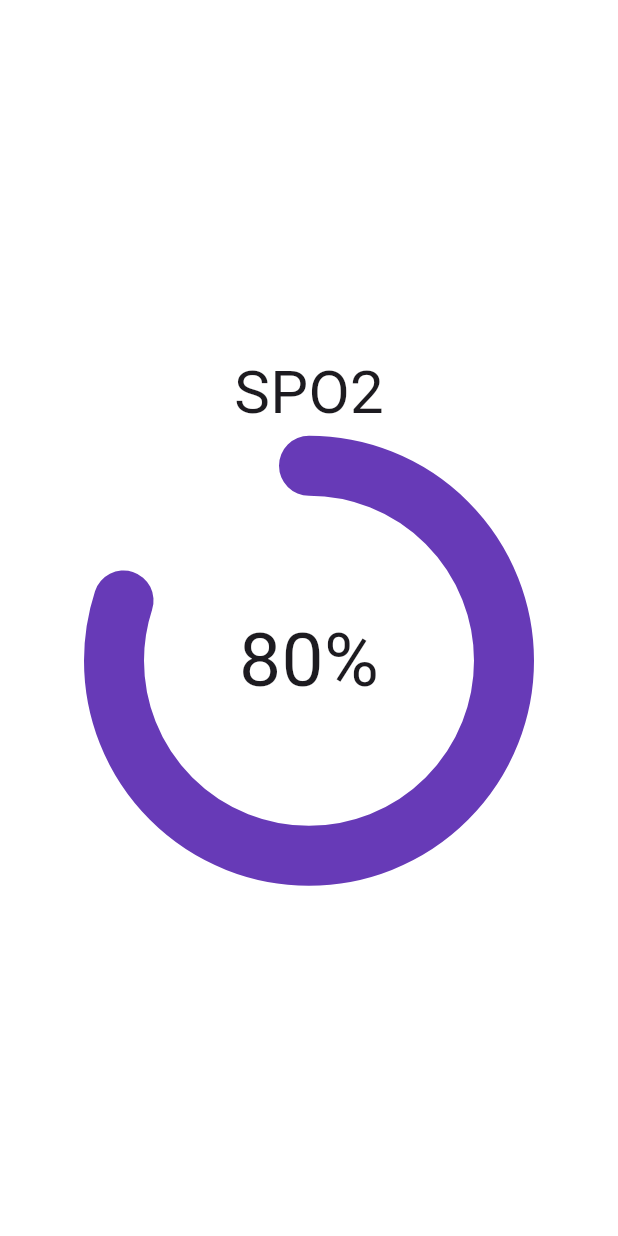
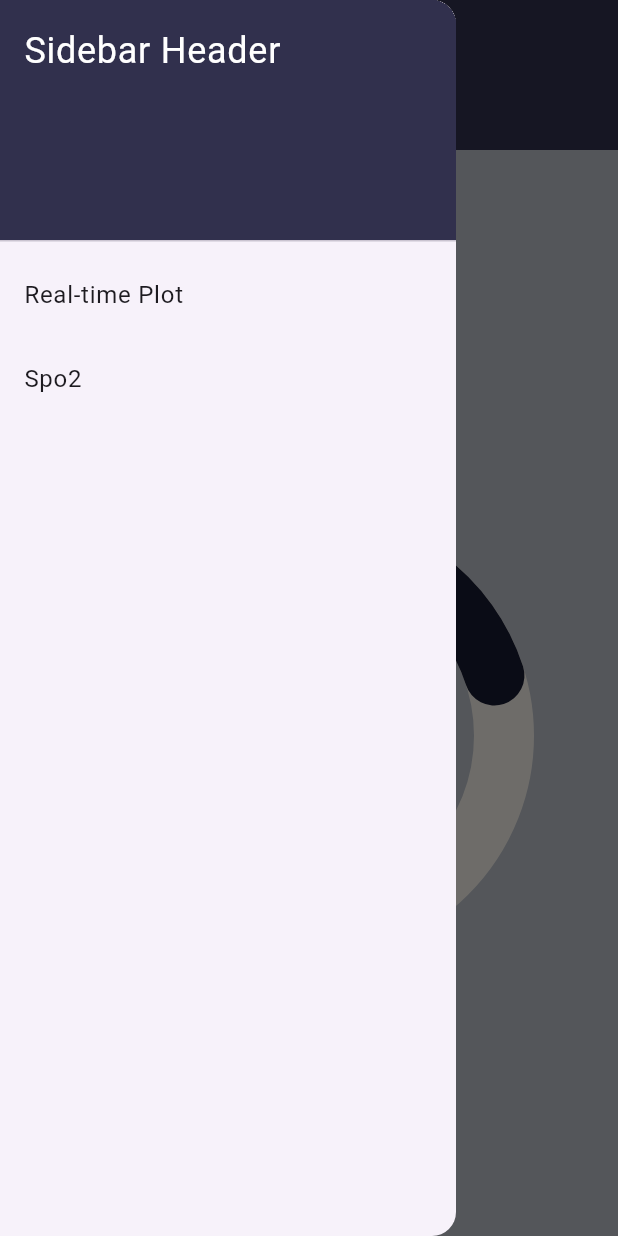
Before and after one commit to omaranwar21/Remote-Tracked-Patient-monitor, a Flutter app: the HomePage screen opened by its route, with the side drawer open (before the commit the screen has no drawer), on a phone screen of 412 x 824 dp. Run offline on Flutter 3.47's test engine with Material 3 defaults, Android fonts, the phone set to English and light mode, and no system bars; drawn by our look-alikes of percent_indicator; our stand-ins replace firebase_auth, firebase_core, fl_chart; accounts and stored records are empty.

Commit message:
App initial UI

```diff
--- /dev/null
+++ b/lib/customBar.dart
@@ -0,0 +1,35 @@
+import 'package:flutter/material.dart';
+
+// ignore: must_be_immutable
+class CustomAppBar extends StatelessWidget implements PreferredSizeWidget {
+  String title;
+
+  CustomAppBar({Key? key, required this.title}) : super(key: key);
+
+  @override
+  Size get preferredSize => const Size.fromHeight(100.0);
+
+  @override
+  Widget build(BuildContext context) {
+    return AppBar(
+      toolbarHeight: 100.0, // Set the desired height
+      backgroundColor: const Color(0xff31304D),
+      leading: Builder(
+        builder: (BuildContext context) {
+          return IconButton(
+            icon: const Icon(Icons.medical_services),
+            iconSize: 80,
+            onPressed: () {
+              Scaffold.of(context).openDrawer();
+            },
+            tooltip: MaterialLocalizations.of(context).openAppDrawerTooltip,
+          );
+        },
+      ),
+      title: Padding(
+        padding: EdgeInsets.only(left: 20),
+        child: Text(title),
+      ),
+    );
+  }
+}
--- /dev/null
+++ b/lib/customDrawer.dart
@@ -0,0 +1,48 @@
+import 'package:flutter/material.dart';
+
+class CustomDrawer extends StatelessWidget {
+  const CustomDrawer({
+    super.key,
+  });
+
+  @override
+  Widget build(BuildContext context) {
+    return Drawer(
+      // Add your sidebar content here
+      child: ListView(
+        padding: EdgeInsets.zero,
+        children: [
+          const DrawerHeader(
+            decoration: BoxDecoration(
+              color: Color(0xff31304D),
+            ),
+            child: Text(
+              'Sidebar Header',
+              style: TextStyle(
+                color: Colors.white,
+                fontSize: 24,
+              ),
+            ),
+          ),
+          ListTile(
+            title: const Text('Real-time Plot'),
+            onTap: () {
+              // Handle sidebar item 1 tap
+              Navigator.pop(context); // Close the sidebar
+              Navigator.pushNamed(context, 'plot');
+            },
+          ),
+          ListTile(
+            title: const Text('Spo2'),
+            onTap: () {
+              // Handle sidebar item 2 tap
+              Navigator.pop(context); // Close the sidebar
+              Navigator.pushNamed(context, 'home');
+            },
+          ),
+          // Add more sidebar items as needed
+        ],
+      ),
+    );
+  }
+}
--- a/lib/homepage.dart
+++ b/lib/homepage.dart
@@ -1,6 +1,8 @@
 import 'package:flutter/material.dart';
 import 'package:percent_indicator/circular_percent_indicator.dart';
 import 'package:percent_indicator/percent_indicator.dart';
+import 'customBar.dart';
+import 'customDrawer.dart';
 
 class HomePage extends StatefulWidget {
   const HomePage({Key? key}) : super(key: key);
@@ -10,9 +12,14 @@ class HomePage extends StatefulWidget {
 }
 
 class _HomePageState extends State<HomePage> {
+  int spo2 = 20;
+
+  @override
   Widget build(BuildContext context) {
     return Scaffold(
-      backgroundColor: const Color.fromARGB(255, 255, 255, 255),
+      backgroundColor: const Color(0xffB6BBC4),
+      appBar: CustomAppBar(title: "userName"),
+      drawer: const CustomDrawer(),
       body: Center(
         child: Padding(
           padding: const EdgeInsets.all(15.0),
@@ -20,16 +27,16 @@ class _HomePageState extends State<HomePage> {
             mainAxisAlignment: MainAxisAlignment.spaceEvenly,
             children: [
               CircularPercentIndicator(
-                header:Text('SPO2', style:TextStyle(fontSize: 40)) ,
+                header: const Text('SPO2', style: TextStyle(fontSize: 40)),
                 animation: true,
                 animationDuration: 1000,
                 radius: 300,
                 lineWidth: 40,
-                percent: 0.8,
-                progressColor: Colors.deepPurple,
-                backgroundColor: const Color.fromARGB(255, 255, 255, 255),
+                percent: spo2 / 100,
+                progressColor: const Color(0xff161A30),
+                backgroundColor: const Color(0xffF0ECE5),
                 circularStrokeCap: CircularStrokeCap.round,
-                center: Text('80%', style:TextStyle(fontSize: 50)),
+                center: Text('$spo2%', style: const TextStyle(fontSize: 50)),
               ),
             ],
           ),
--- a/lib/main.dart
+++ b/lib/main.dart
@@ -4,10 +4,12 @@ import 'login.dart';
 import 'register.dart';
 import 'reset_password.dart';
 import 'homepage.dart';
+import 'plot.dart';
+
 void main() async {
   WidgetsFlutterBinding.ensureInitialized();
   await Firebase.initializeApp(
-    options: FirebaseOptions(
+    options: const FirebaseOptions(
     apiKey: 'AIzaSyBedb_YI8cEEahX0ymhF5ojcmhIGMwAP5k', // Your apiKey
     appId: '1:771972734729:android:1ad79451bffcf413747dd8', // Your appId
     messagingSenderId: '771972734729', // Your messagingSenderId
@@ -23,6 +25,7 @@ void main() async {
           'register': (context) => const MyRegister(),
           'reset_password': (context) => const ResetPasswordPage(),
           'home': (context) => const HomePage(),
+          'plot': (context) => RealTimePlotting(),
         }),
   );
 }
--- a/pubspec.yaml
+++ b/pubspec.yaml
@@ -31,15 +31,16 @@ dependencies:
   flutter:
     sdk: flutter
 
-
+  fl_chart: ^0.40.0 # Check for the latest version on pub.dev
   # The following adds the Cupertino Icons font to your application.
   # Use with the CupertinoIcons class for iOS style icons.
   cupertino_icons: ^1.0.2
   loading_overlay: ^0.3.0
   firebase_auth: ^4.15.2
   rflutter_alert: ^2.0.7
+  percent_indicator: ^3.4.0
   firebase_core: ^2.24.2
-  percent_indicator: ^3.4.0
+
 
 dev_dependencies:
   flutter_test:
```
Also changed, not shown: lib/login.dart (+7 -7 lines), lib/plot.dart (added, +95 -0 lines), lib/sideBar.dart (added), pubspec.lock, 1 other file.
